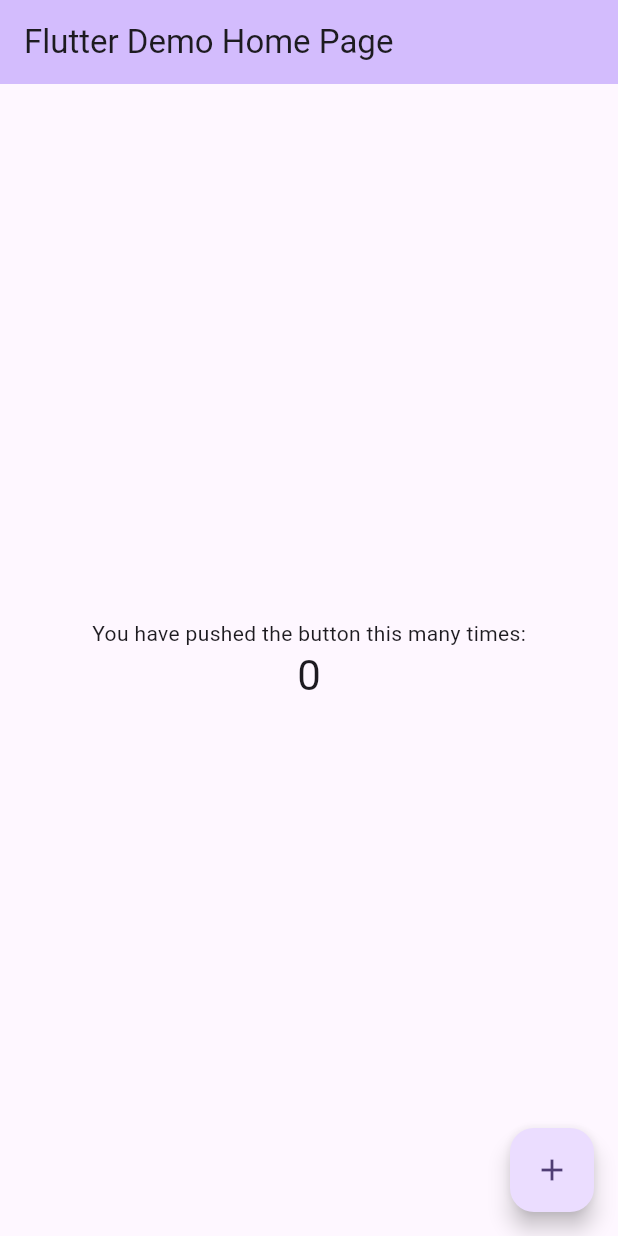
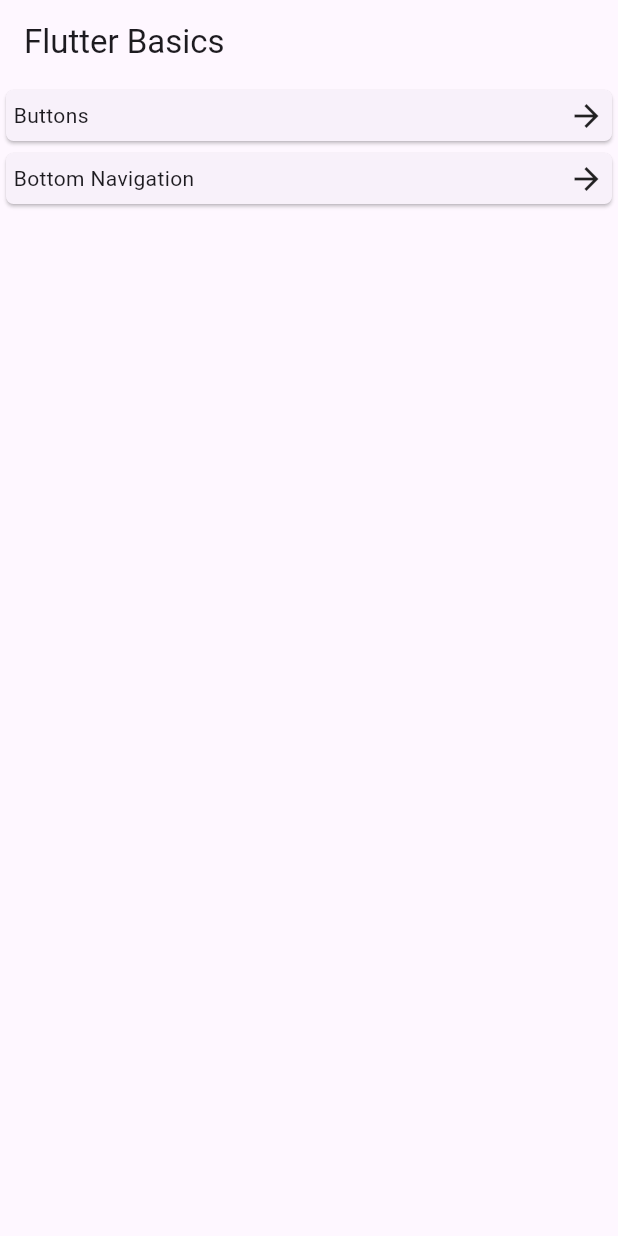
Before and after one commit to Pratyusha114/Flutter, a Flutter app: the screen it shows after launch, on a phone screen of 412 x 824 dp. Run offline on Flutter 3.47's test engine with Material 3 defaults, Android fonts, the phone set to English and light mode, and no system bars; our stand-ins replace get.

Commit message:
Getx Setup and navigation

```diff
--- /dev/null
+++ b/lib/bottom_nav_feature/bottom_navigation_screen.dart
@@ -0,0 +1,10 @@
+import 'package:flutter/cupertino.dart';
+
+class BottomNavigationScreen extends StatelessWidget {
+  const BottomNavigationScreen({super.key});
+
+  @override
+  Widget build(BuildContext context) {
+    return const Text("Bottom Navigation Screen");
+  }
+}
--- /dev/null
+++ b/lib/buttons_feature/buttons_sreen.dart
@@ -0,0 +1,11 @@
+
+import 'package:flutter/cupertino.dart';
+
+class ButtonsScreen extends StatelessWidget{
+  const ButtonsScreen({super.key});
+
+  @override
+  Widget build(BuildContext context){
+    return const Text("Button Screen");
+  }
+}
--- /dev/null
+++ b/lib/core/navigations/graph.dart
@@ -0,0 +1,14 @@
+import 'package:flutter_basics/bottom_nav_feature/bottom_navigation_screen.dart';
+import 'package:flutter_basics/core/navigations/routes.dart';
+import 'package:get/get_navigation/src/routes/get_route.dart';
+
+import '../../buttons_feature/buttons_sreen.dart';
+import '../../menu_feature/menu_screen.dart';
+
+List<GetPage> routes = [
+  GetPage(name: Routes.launcherScreen, page: () => const MainScreen()),
+  GetPage(name: Routes.buttons, page: () => const ButtonsScreen()),
+  GetPage(
+      name: Routes.bottomNavigationScreen,
+      page: () => const BottomNavigationScreen())
+];
--- /dev/null
+++ b/lib/core/navigations/routes.dart
@@ -0,0 +1,6 @@
+class Routes {
+  static const launcherScreen = "/main";
+  static const bottomNavigationScreen = "/bottomNavigation";
+  static const homeScreen = "/home";
+  static const buttons = "/buttons";
+}
--- a/lib/main.dart
+++ b/lib/main.dart
@@ -1,4 +1,8 @@
 import 'package:flutter/material.dart';
+import 'package:flutter_basics/core/navigations/routes.dart';
+import 'package:get/get_navigation/src/root/get_material_app.dart';
+
+import 'core/navigations/graph.dart';
 
 void main() {
   runApp(const MyApp());
@@ -10,61 +14,14 @@ class MyApp extends StatelessWidget {
   // This widget is the root of your application.
   @override
   Widget build(BuildContext context) {
-    return MaterialApp(
-      title: 'Flutter Demo',
+    return GetMaterialApp(
+      title: 'Flutter Basics',
+      getPages: routes,
+      initialRoute: Routes.launcherScreen,
       theme: ThemeData(
         colorScheme: ColorScheme.fromSeed(seedColor: Colors.deepPurple),
         useMaterial3: true,
       ),
-      home: const MyHomePage(title: 'Flutter Demo Home Page'),
     );
   }
 }
-
-class MyHomePage extends StatefulWidget {
-  const MyHomePage({super.key, required this.title});
-
-  final String title;
-
-  @override
-  State<MyHomePage> createState() => _MyHomePageState();
-}
-
-class _MyHomePageState extends State<MyHomePage> {
-  int _counter = 0;
-
-  void _incrementCounter() {
-    setState(() {
-      _counter++;
-    });
-  }
-
-  @override
-  Widget build(BuildContext context) {
-    return Scaffold(
-      appBar: AppBar(
-        backgroundColor: Theme.of(context).colorScheme.inversePrimary,
-        title: Text(widget.title),
-      ),
-      body: Center(
-        child: Column(
-          mainAxisAlignment: MainAxisAlignment.center,
-          children: <Widget>[
-            const Text(
-              'You have pushed the button this many times:',
-            ),
-            Text(
-              '$_counter',
-              style: Theme.of(context).textTheme.headlineMedium,
-            ),
-          ],
-        ),
-      ),
-      floatingActionButton: FloatingActionButton(
-        onPressed: _incrementCounter,
-        tooltip: 'Increment',
-        child: const Icon(Icons.add),
-      ),
-    );
-  }
-}
--- /dev/null
+++ b/lib/menu_feature/menu_screen.dart
@@ -0,0 +1,76 @@
+import 'package:flutter/material.dart';
+import 'package:get/get_core/src/get_main.dart';
+import 'package:get/get_navigation/get_navigation.dart';
+
+import '../core/navigations/routes.dart';
+
+
+class MainScreen extends StatelessWidget {
+  const MainScreen({super.key});
+
+  @override
+  Widget build(BuildContext context) {
+    return Scaffold(
+      appBar: AppBar(
+        title: const Text("Flutter Basics"),
+      ),
+      body: const MenuOptions(titles: ["Buttons", "Bottom Navigation"]),
+    );
+  }
+}
+
+class MenuOptions extends StatelessWidget {
+  final List<String> titles;
+
+  const MenuOptions({super.key, required this.titles});
+
+  @override
+  Widget build(BuildContext context) {
+    return ListView.builder(
+      itemCount: titles.length,
+      itemBuilder: (context, index) {
+        return CardItem(
+          title: titles[index],
+          onTap: (String str) {
+            if (str == "Buttons") {
+              Get.toNamed(Routes.buttons);
+            } else {
+              Get.toNamed(Routes.bottomNavigationScreen);
+            }
+          },
+        );
+      },
+    );
+  }
+}
+
+class CardItem extends StatelessWidget {
+  final void Function(String) onTap;
+  final String title;
+
+  const CardItem({super.key, required this.title, required this.onTap});
+
+  @override
+  Widget build(BuildContext context) {
+    return InkWell(
+        onTap: () {
+          onTap(title);
+        },
+        child: Card(
+          shape: const RoundedRectangleBorder(
+              borderRadius: BorderRadius.all(Radius.circular(5))),
+          clipBehavior: Clip.antiAlias,
+          child: Padding(
+            padding: const EdgeInsets.all(5),
+            child: Row(
+                mainAxisAlignment: MainAxisAlignment.spaceBetween,
+                children: [
+                  Text(title),
+                  const Icon(
+                    Icons.arrow_forward,
+                  ),
+                ]),
+          ),
+        ));
+  }
+}
```
Also changed, not shown: pubspec.yaml (+4 -3 lines), assets/icons/arrow_forward.svg (added), pubspec.lock, 1 other file.
